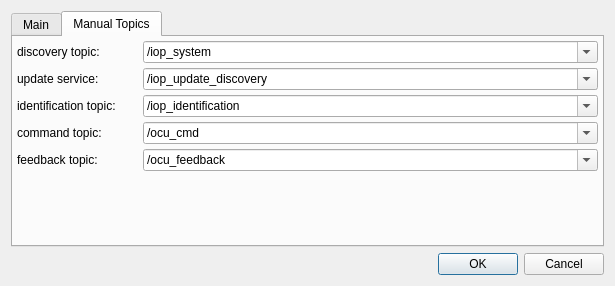
Qt form fkie_iop_rqt_access_control/src/fkie_iop_rqt_access_control/iop_rqt_access_control_config.ui (fkie/iop_gui) before a commit.
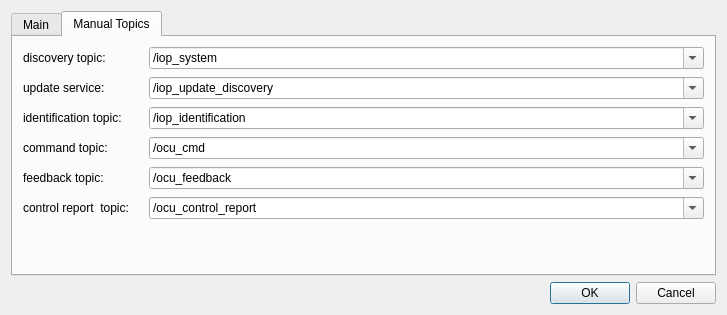
The same form after that commit. The open tabs and pages were chosen to show the change.

Commit message: added visualization for current controler

The edit to the form file:
```diff
--- a/fkie_iop_rqt_access_control/src/fkie_iop_rqt_access_control/iop_rqt_access_control_config.ui
+++ b/fkie_iop_rqt_access_control/src/fkie_iop_rqt_access_control/iop_rqt_access_control_config.ui
@@ -6,8 +6,8 @@
    <rect>
     <x>0</x>
     <y>0</y>
-    <width>615</width>
-    <height>286</height>
+    <width>727</width>
+    <height>315</height>
    </rect>
   </property>
   <property name="windowTitle">
@@ -229,12 +229,6 @@
        <string>Manual Topics</string>
       </attribute>
       <layout class="QVBoxLayout" name="verticalLayout_3">
-       <property name="spacing">
-        <number>3</number>
-       </property>
-       <property name="margin">
-        <number>3</number>
-       </property>
        <item>
         <widget class="QFrame" name="frame_4">
          <property name="sizePolicy">
@@ -462,6 +456,61 @@
          </layout>
         </widget>
        </item>
+       <item>
+        <widget class="QFrame" name="frame_13">
+         <layout class="QFormLayout" name="formLayout_10">
+          <property name="fieldGrowthPolicy">
+           <enum>QFormLayout::ExpandingFieldsGrow</enum>
+          </property>
+          <property name="leftMargin">
+           <number>1</number>
+          </property>
+          <property name="topMargin">
+           <number>1</number>
+          </property>
+          <property name="rightMargin">
+           <number>1</number>
+          </property>
+          <property name="bottomMargin">
+           <number>1</number>
+          </property>
+          <item row="0" column="0">
+           <widget class="QLabel" name="label_10">
+            <property name="minimumSize">
+             <size>
+              <width>120</width>
+              <height>0</height>
+             </size>
+            </property>
+            <property name="text">
+             <string>control report  topic:</string>
+            </property>
+           </widget>
+          </item>
+          <item row="0" column="1">
+           <widget class="QComboBox" name="comboBox_control_topic">
+            <property name="sizePolicy">
+             <sizepolicy hsizetype="MinimumExpanding" vsizetype="Fixed">
+              <horstretch>0</horstretch>
+              <verstretch>0</verstretch>
+             </sizepolicy>
+            </property>
+            <property name="editable">
+             <bool>true</bool>
+            </property>
+            <property name="currentText">
+             <string>/ocu_control_report</string>
+            </property>
+            <item>
+             <property name="text">
+              <string>/ocu_control_report</string>
+             </property>
+            </item>
+           </widget>
+          </item>
+         </layout>
+        </widget>
+       </item>
        <item>
         <spacer name="verticalSpacer_2">
          <property name="orientation">
```
Left out of the diff: 103 changed lines with no effect on the pictures. The commit also changes 5 other files.
